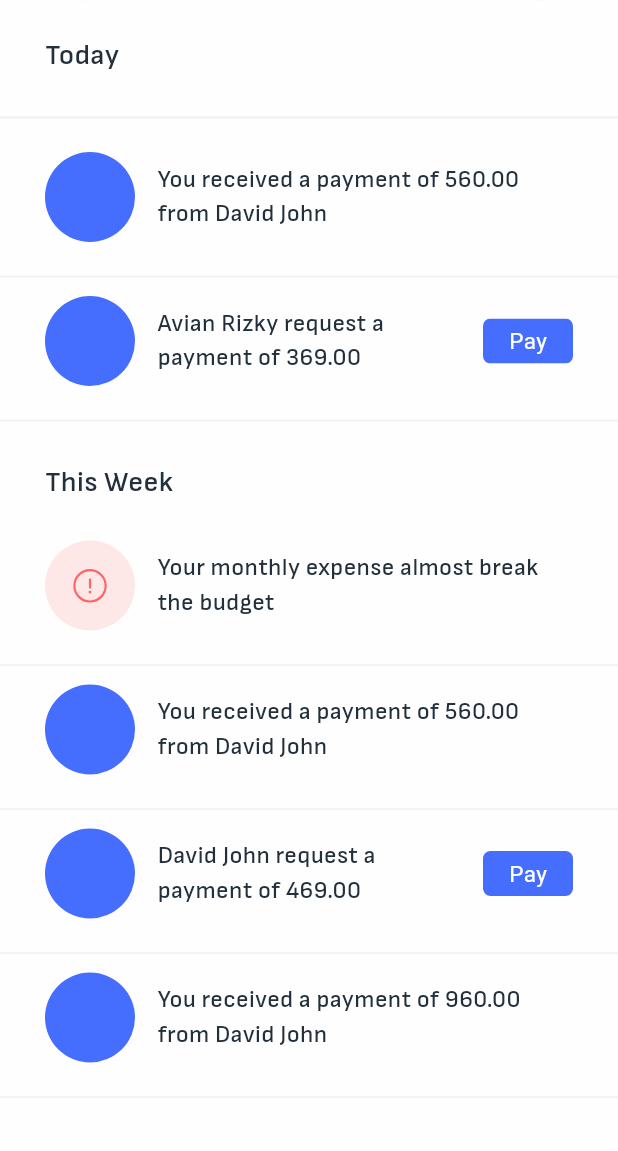
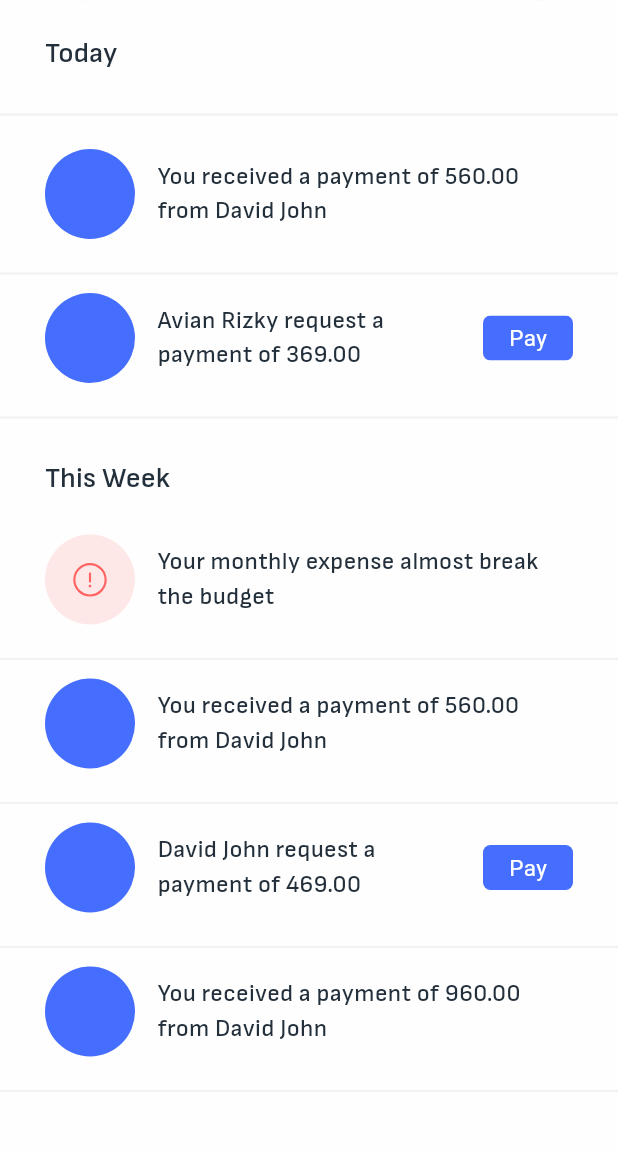
Before and after one commit to Mohammad-Nikmard/Fintech, a Flutter app: the screen it shows after launch, on a phone screen of 412 x 824 dp, the part 85-1236 px from its top. Run offline on Flutter 3.47's test engine with Material 3 defaults, Android fonts, the phone set to English and light mode, and no system bars; our stand-ins replace flutter_svg, flutter_switch, get_it; Roboto replaces fonts that are missing (SB); project files that could hold a hidden picture were left out.

Commit message:
fix: fix one string duplication issue on theme

```diff
--- a/lib/theme/light_theme.dart
+++ b/lib/theme/light_theme.dart
@@ -2,6 +2,13 @@ import 'package:fintech/constatns/color_constants.dart';
 import 'package:flutter/material.dart';
 
 ThemeData lightTheme = ThemeData(
+  textTheme: const TextTheme(
+    headlineMedium: TextStyle(
+      fontFamily: 'SSB',
+      fontSize: 19,
+      color: AppColor.blackColor,
+    ),
+  ),
   elevatedButtonTheme: ElevatedButtonThemeData(
     style: ElevatedButton.styleFrom(
       shape: const RoundedRectangleBorder(
--- a/lib/ui/notification_screen.dart
+++ b/lib/ui/notification_screen.dart
@@ -1,4 +1,3 @@
-import 'package:fintech/constatns/color_constants.dart';
 import 'package:fintech/model/notification.dart';
 import 'package:fintech/util/extensions/theme_extension.dart';
 import 'package:fintech/util/mediaquery_handler.dart';
@@ -24,16 +23,12 @@ class NotificationScreen extends StatelessWidget {
               padding: const EdgeInsets.only(top: 80),
               child: CustomScrollView(
                 slivers: [
-                  const SliverToBoxAdapter(
+                  SliverToBoxAdapter(
                     child: Padding(
-                      padding: EdgeInsets.only(bottom: 20, left: 30),
+                      padding: const EdgeInsets.only(bottom: 20, left: 30),
                       child: Text(
                         'Today',
-                        style: TextStyle(
-                          fontFamily: 'SSB',
-                          fontSize: 19,
-                          color: AppColor.blackColor,
-                        ),
+                        style: context.headlineMedium,
                       ),
                     ),
                   ),
@@ -49,16 +44,13 @@ class NotificationScreen extends StatelessWidget {
                   _TodayNotifList(
                     mediaQuery: mediaQuery,
                   ),
-                  const SliverToBoxAdapter(
+                  SliverToBoxAdapter(
                     child: Padding(
-                      padding: EdgeInsets.only(bottom: 20, left: 30, top: 20),
+                      padding:
+                          const EdgeInsets.only(bottom: 20, left: 30, top: 20),
                       child: Text(
                         'This Week',
-                        style: TextStyle(
-                          fontFamily: 'SSB',
-                          fontSize: 19,
-                          color: AppColor.blackColor,
-                        ),
+                        style: context.headlineMedium,
                       ),
                     ),
                   ),
--- a/lib/util/extensions/theme_extension.dart
+++ b/lib/util/extensions/theme_extension.dart
@@ -6,4 +6,6 @@ extension ThemeExtension on BuildContext {
   Color get secondaryText => Theme.of(this).colorScheme.secondary;
   Color get primaryContainer => Theme.of(this).colorScheme.primaryContainer;
   Color get secondaryContainer => Theme.of(this).colorScheme.secondaryContainer;
+
+  TextStyle get headlineMedium => Theme.of(this).textTheme.headlineMedium!;
 }
```
Also changed, not shown: lib/ui/complain_screen.dart (+4 -12 lines), lib/ui/contact_screen.dart (+4 -12 lines), lib/ui/manage_profile_screen.dart (+8 -24 lines), lib/ui/profile_screen.dart (+5 -13 lines), lib/ui/setting_screen.dart (+6 -18 lines).
